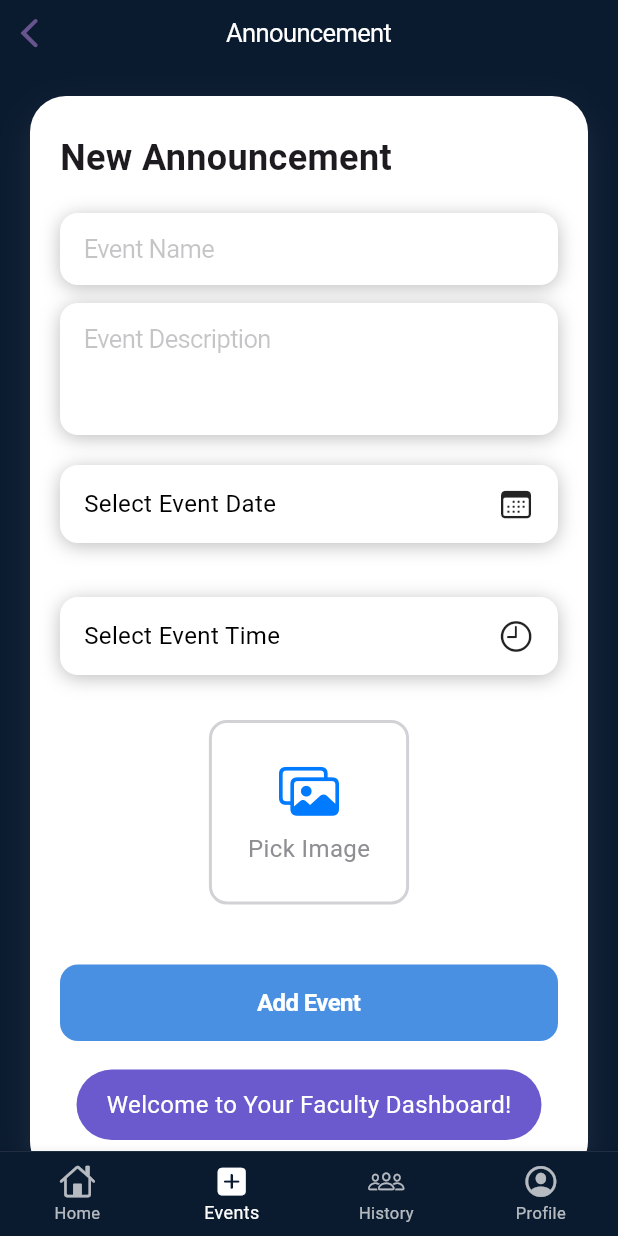
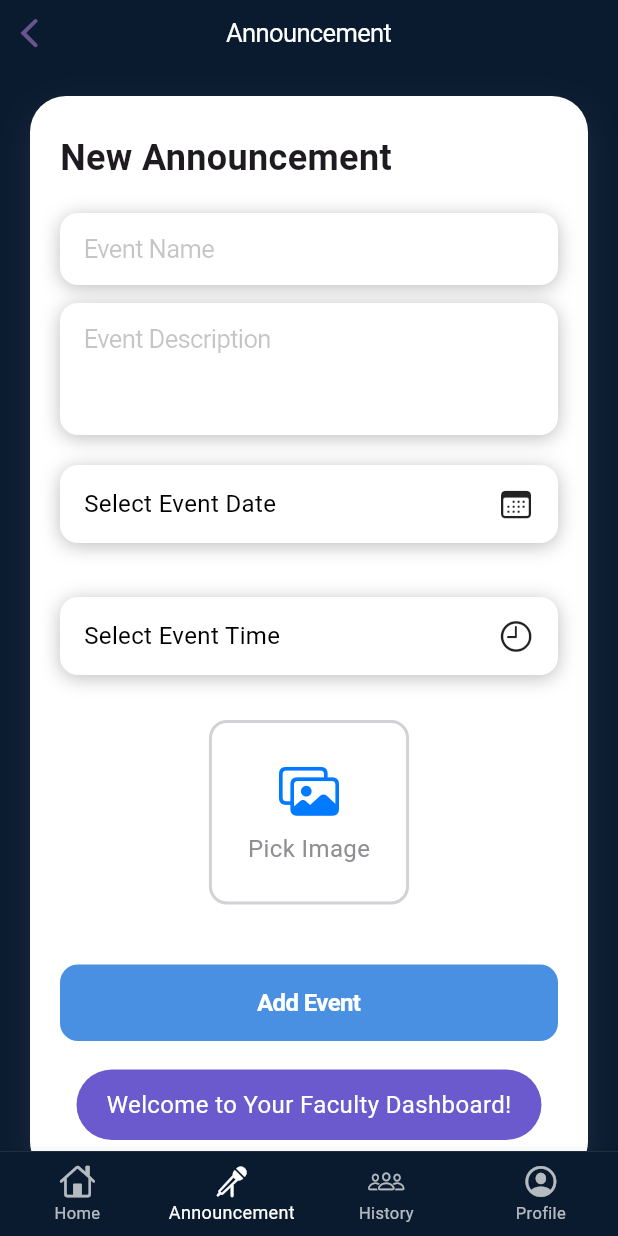
Before and after one commit to aaize/amcvisitor, a Flutter app: the FacultyNavbar screen opened directly with empty values, item 2 of the bottom bar chosen, on a phone screen of 412 x 824 dp. Run offline on Flutter 3.47's test engine with Material 3 defaults, Android fonts, the light colour scheme and no system bars; our stand-ins replace cloud_firestore, dropdown_button2, firebase_auth, firebase_core, firebase_storage, fluttertoast and 6 more; missing offline and left inert: face_camera; accounts and stored records are empty.

Commit message:
updated faculty home

```diff
--- a/lib/screens/faculty/faculty_navbar.dart
+++ b/lib/screens/faculty/faculty_navbar.dart
@@ -121,7 +121,7 @@ class _FacultyNavbarState extends State<FacultyNavbar> {
       icon: Stack(
         clipBehavior: Clip.none,
         children: [
-          const Icon(CupertinoIcons.plus_square_fill),
+          const Icon(CupertinoIcons.music_mic),
           if (_showRedDot)
             Positioned(
               right: -4,
@@ -137,7 +137,7 @@ class _FacultyNavbarState extends State<FacultyNavbar> {
             ),
         ],
       ),
-      label: 'Events',
+      label: 'Announcement',
     );
   }
 
```
Also changed, not shown: assets/fullamc.webp (added).
